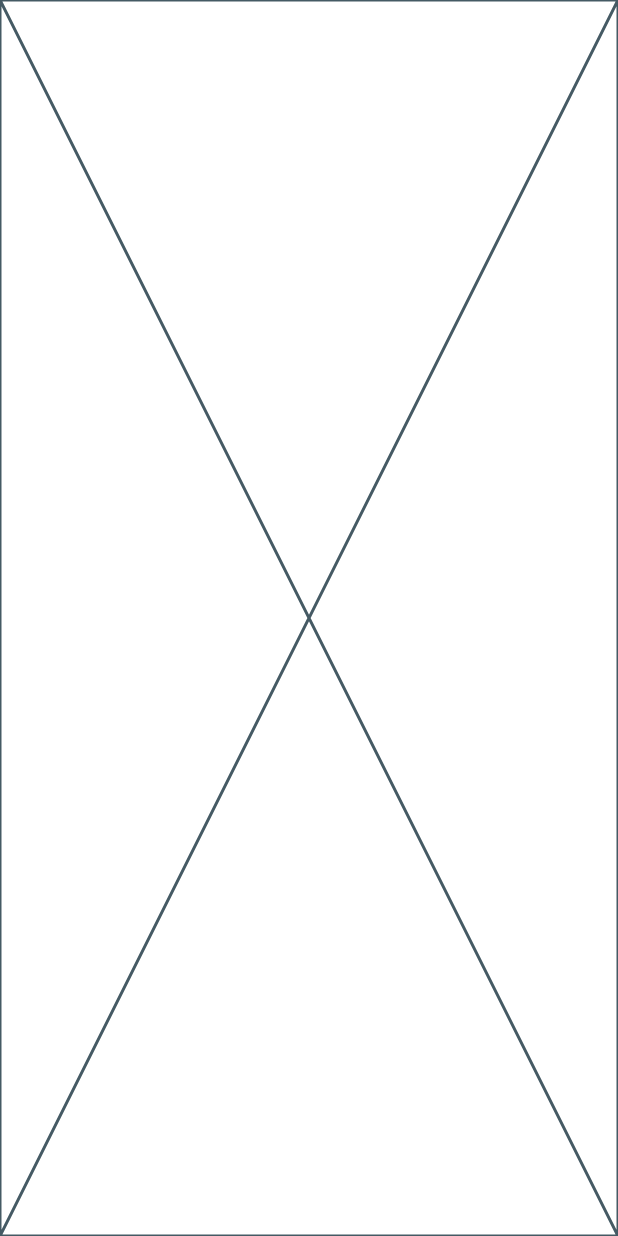
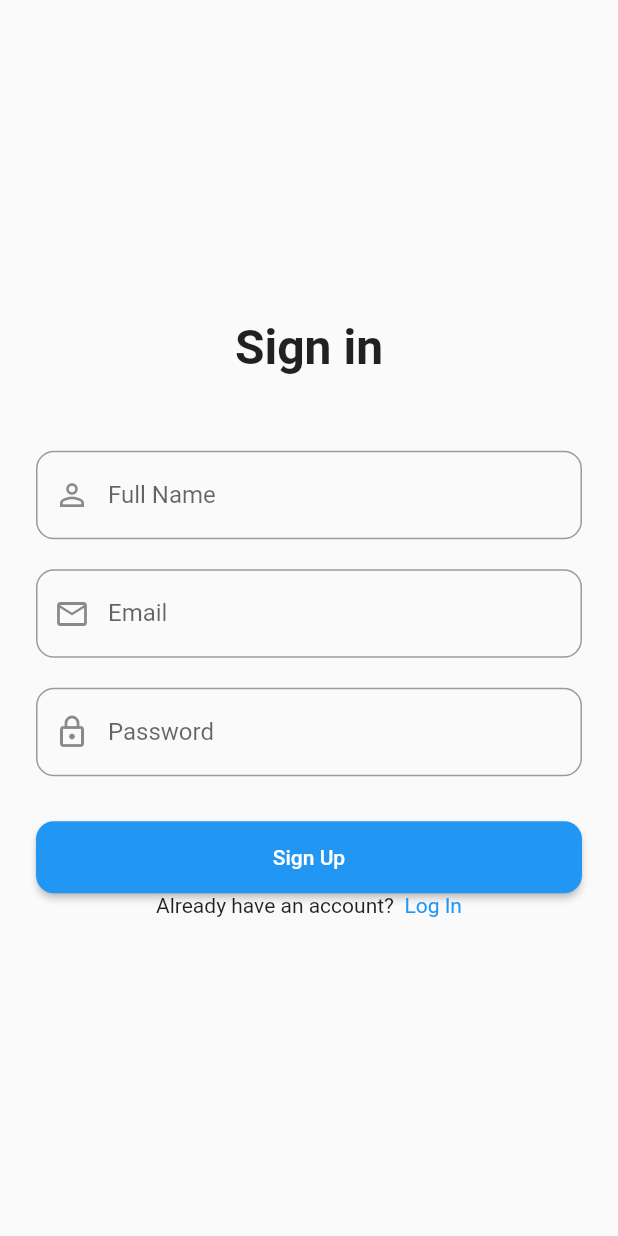
Before and after one commit to InsaMalik/Taskone, a Flutter app: the screen it shows after launch, after a tap on "Sign up", on a phone screen of 412 x 824 dp. Run offline on Flutter 3.47's test engine with Material 3 defaults, Android fonts, the phone set to English and light mode, and no system bars; our stand-ins replace firebase_auth, firebase_core, flutter_signin_button; accounts and stored records are empty.

```diff
--- a/lib/Signup.dart
+++ b/lib/Signup.dart
@@ -12,6 +12,73 @@ class SignUpScreen extends StatefulWidget {
 class _SignUpScreenState extends State<SignUpScreen> {
   @override
   Widget build(BuildContext context) {
-    return const Placeholder();
+    return Scaffold(
+      body: SafeArea(
+        child: Padding(
+          padding: const EdgeInsets.symmetric(horizontal: 24,vertical:30),
+          child:Column(
+           crossAxisAlignment: CrossAxisAlignment.stretch,
+           mainAxisAlignment: MainAxisAlignment.center,
+           children: [
+            const Text("Sign in",
+            style: TextStyle(fontSize: 32,fontWeight: FontWeight.bold),
+            textAlign: TextAlign.center,),
+            const SizedBox(height: 50,),
+            const TextField(
+             decoration: InputDecoration(
+              prefixIcon:Icon(Icons.person_outline),
+              labelText:"Full Name",
+              border:OutlineInputBorder(
+                borderRadius: BorderRadius.all(Radius.circular(12)),
+              ),
+             ),
+            ),
+            const SizedBox(height: 20,),
+            const TextField(
+             decoration: InputDecoration(
+              prefixIcon:Icon(Icons.email_outlined),
+              labelText:"Email",
+              border:OutlineInputBorder(
+                borderRadius: BorderRadius.all(Radius.circular(12)),
+              ),
+             ),
+            ),
+            const SizedBox(height: 20,),
+            const TextField(
+             decoration: InputDecoration(
+              prefixIcon:Icon(Icons.lock_outlined),
+              labelText:"Password",
+              border:OutlineInputBorder(
+                borderRadius: BorderRadius.all(Radius.circular(12)),
+              ),
+             ),
+            ),
+            const SizedBox(height: 30,),
+            ElevatedButton(
+            onPressed: (){},
+            style:  ElevatedButton.styleFrom(
+            padding: const EdgeInsets.symmetric(vertical: 16),
+            shape:RoundedRectangleBorder(borderRadius: BorderRadius.circular(12)),
+            ),
+            child: const Text("Sign Up"),),
+            Row(
+              mainAxisAlignment: MainAxisAlignment.center,
+              children: [
+                const Text("Already have an account?"),
+                GestureDetector(
+                  onTap: (){
+                    Navigator.pop(context);
+                  },
+                  child: const Text(
+                    "  Log In",
+                    style: TextStyle(color:Colors.blue),
+                  ),
+                ),
+              ],),
+           ],
+          ),
+          ),
+      ),
+    );
   }
 }
```
Also changed, not shown: lib/LoginSrceen.dart (+34 -1 lines), 1 other file.
